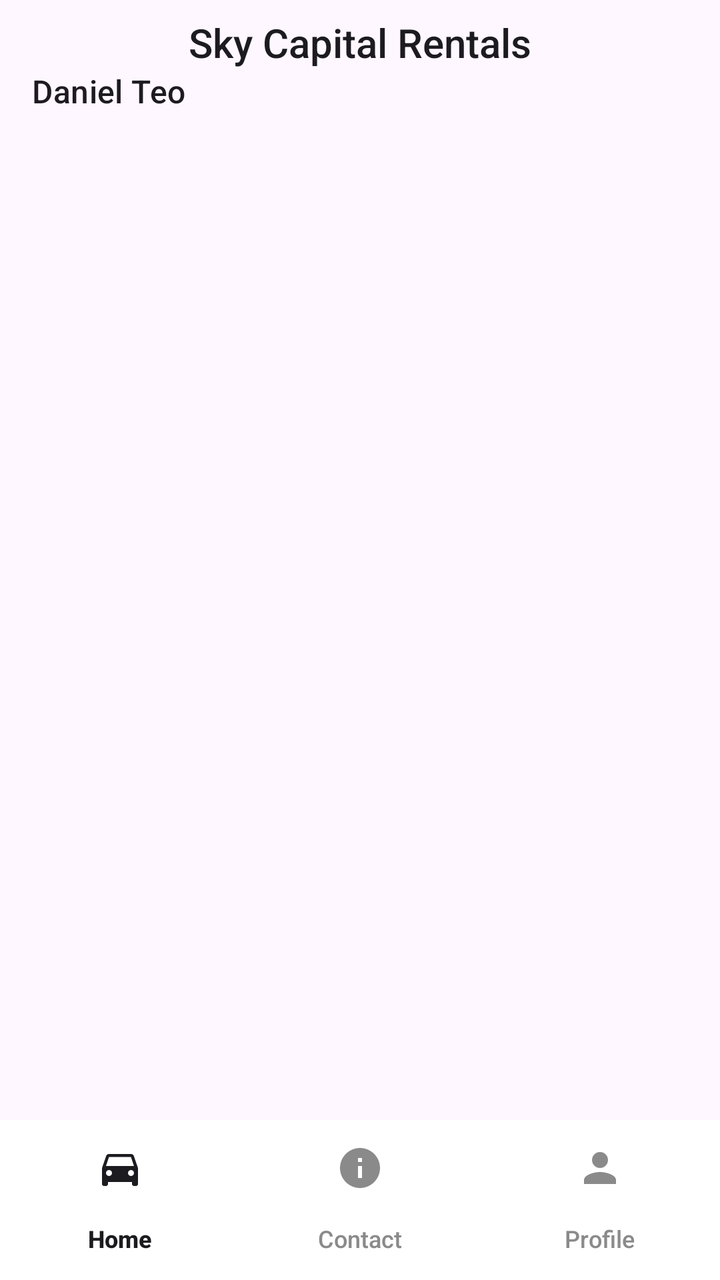
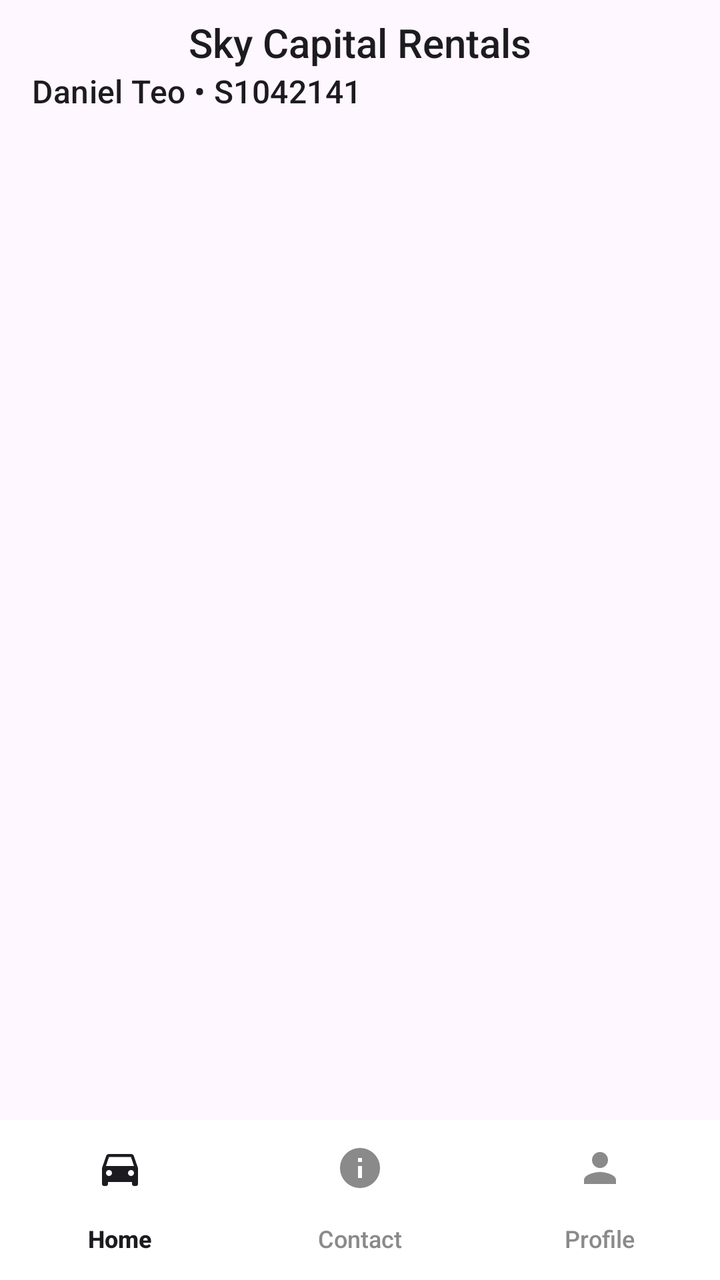

Two renders of the same Android screen: before a commit and after it. Below are the layout's source before the change and the commit's diff.
<!-- AndroidManifest.xml: application theme Theme.SkyCapitalCarRentalApplication -->
<!-- res/layout/activity_main.xml -->
<?xml version="1.0" encoding="utf-8"?>
<androidx.constraintlayout.widget.ConstraintLayout xmlns:android="http://schemas.android.com/apk/res/android"
    xmlns:app="http://schemas.android.com/apk/res-auto"
    xmlns:tools="http://schemas.android.com/tools"
    android:id="@+id/main"
    android:layout_width="match_parent"
    android:layout_height="match_parent"
    tools:context=".ui.MainActivity">

    <com.google.android.material.appbar.MaterialToolbar
        android:id="@+id/header_toolbar"
        android:layout_width="0dp"
        android:layout_height="wrap_content"
        app:layout_constraintEnd_toEndOf="parent"
        app:layout_constraintStart_toStartOf="parent"
        app:layout_constraintTop_toTopOf="parent"
        app:title="@string/sky_capital_rentals_header"
        app:titleCentered="true"
        app:titleTextAppearance="@style/ToolbarTitle"
        app:subtitle="@string/daniel_teo">

    </com.google.android.material.appbar.MaterialToolbar>

    <FrameLayout
        android:id="@+id/frame_layout"
        android:layout_width="0dp"
        android:layout_height="0dp"
        app:layout_constraintBottom_toTopOf="@+id/bottomNavigationView"
        app:layout_constraintEnd_toEndOf="parent"
        app:layout_constraintStart_toStartOf="parent"
        app:layout_constraintTop_toBottomOf="@id/header_toolbar">

    </FrameLayout>

    <com.google.android.material.bottomnavigation.BottomNavigationView
        android:id="@+id/bottomNavigationView"
        android:layout_width="match_parent"
        android:layout_height="wrap_content"
        android:background="@color/white"
        style="@style/Widget.App.BottomNavigationView"
        app:layout_constraintBottom_toBottomOf="parent"
        app:layout_constraintEnd_toEndOf="parent"
        app:layout_constraintStart_toStartOf="parent"
        app:elevation="0dp"
        app:labelVisibilityMode="labeled"
        app:menu="@menu/bottom_nav_menu" />

</androidx.constraintlayout.widget.ConstraintLayout>
<!-- resources referenced by this layout -->
<resources>
  <color name="white">#FFFFFFFF</color>
  <string name="daniel_teo">Daniel Teo</string>
  <string name="sky_capital_rentals_header">Sky Capital Rentals</string>
  <style name="ToolbarTitle" parent="TextAppearance.Material3.TitleLarge">
          <item name="android:textColor">#1C1B1F</item>
          <item name="android:textSize">20sp</item>
          <item name="android:textFontWeight">500</item>
          <item name="android:textStyle">normal</item>
          <item name="fontFamily">sans-serif-medium</item>
      </style>
  <style name="Widget.App.BottomNavigationView" parent="Widget.Material3.BottomNavigationView">
          <item name="itemIconTint">@color/bottom_nav_colors</item>
          <item name="itemTextColor">@color/bottom_nav_colors</item>
  
          <item name="itemTextAppearanceActive">@style/BottomNavTextStyle</item>
          <item name="itemTextAppearanceInactive">@style/BottomNavTextStyle</item>
          <item name="indicatorColor">@color/nav_indicator</item>
      </style>
  <style name="Theme.SkyCapitalCarRentalApplication" parent="Base.Theme.SkyCapitalCarRentalApplication" />
  <style name="BottomNavTextStyle">
          <item name="android:textSize">12sp</item>
          <item name="fontFamily">sans-serif-medium</item>
      </style>
  <color name="nav_indicator">#F0F0F0</color>
  <style name="Base.Theme.SkyCapitalCarRentalApplication" parent="Theme.Material3.Light.NoActionBar">
  
          
          <item name="colorPrimary">@color/md_primary</item>
          <item name="colorOnPrimary">@color/md_on_primary</item>
          <item name="colorPrimaryContainer">@color/md_primary_container</item>
          <item name="colorOnPrimaryContainer">@color/md_on_primary_container</item>
  
          
          <item name="colorSecondaryContainer">@color/md_secondary_container</item>
          <item name="colorOnSecondaryContainer">@color/md_on_secondary_container</item>
  
          
          <item name="colorSurface">@color/md_surface</item>
          <item name="colorOnSurface">@color/text_primary</item>
          <item name="colorOnSurfaceVariant">@color/text_secondary</item>
  
          
          <item name="colorError">@color/md_error</item>
  
          
          <item name="bottomSheetDialogTheme">@style/CustomBottomSheetDialogTheme</item>
  
          
          <item name="android:statusBarColor">@color/md_surface</item>
          <item name="android:windowLightStatusBar">true</item>
      </style>
  <color name="md_primary">#6750A4</color>
  <color name="md_on_primary">#FFFFFF</color>
  <color name="md_primary_container">#EADDFF</color>
  <color name="md_on_primary_container">#21005D</color>
  <color name="md_secondary_container">#E8DEF8</color>
  <color name="md_on_secondary_container">#1D192B</color>
  <color name="md_surface">#FEF7FF</color>
  <color name="text_primary">#212121</color>
  <color name="text_secondary">#757575</color>
  <color name="md_error">#B3261E</color>
  <style name="CustomBottomSheetDialogTheme" parent="Theme.Design.Light.BottomSheetDialog">
          <item name="bottomSheetStyle">@style/CustomBottomSheetStyle</item>
          <item name="android:windowBackground">@android:color/transparent</item>
          
          <item name="android:backgroundDimEnabled">true</item>
          <item name="android:backgroundDimAmount">0.5</item>
      </style>
  <style name="CustomBottomSheetStyle" parent="Widget.Material3.BottomSheet.Modal">
          <item name="android:background">@drawable/rounded_top_sheet</item>
          <item name="backgroundTint">@null</item>
          <item name="shouldRemoveExpandedCorners">false</item>
      </style>
  <!-- drawable rounded_top_sheet (drawable) -->
  <?xml version="1.0" encoding="utf-8"?>
  <shape xmlns:android="http://schemas.android.com/apk/res/android"
      android:shape="rectangle">
      <solid android:color="@color/white" />
      <corners
          android:topLeftRadius="24dp"
          android:topRightRadius="24dp"/>
  </shape>
</resources>

<!-- the commit's change to res/layout/activity_main.xml (unified diff, before → after) -->
@@ -18,7 +18,6 @@
         app:titleCentered="true"
         app:titleTextAppearance="@style/ToolbarTitle"
         app:subtitle="@string/daniel_teo">
-
     </com.google.android.material.appbar.MaterialToolbar>
 
     <FrameLayout
<!-- resource entries referenced after the edit -->
@@ -1,7 +1,7 @@
 <!-- resources referenced by this layout -->
 <resources>
   <color name="white">#FFFFFFFF</color>
-  <string name="daniel_teo">Daniel Teo</string>
+  <string name="daniel_teo">Daniel Teo • S1042141</string>
   <string name="sky_capital_rentals_header">Sky Capital Rentals</string>
   <style name="ToolbarTitle" parent="TextAppearance.Material3.TitleLarge">
           <item name="android:textColor">#1C1B1F</item>
